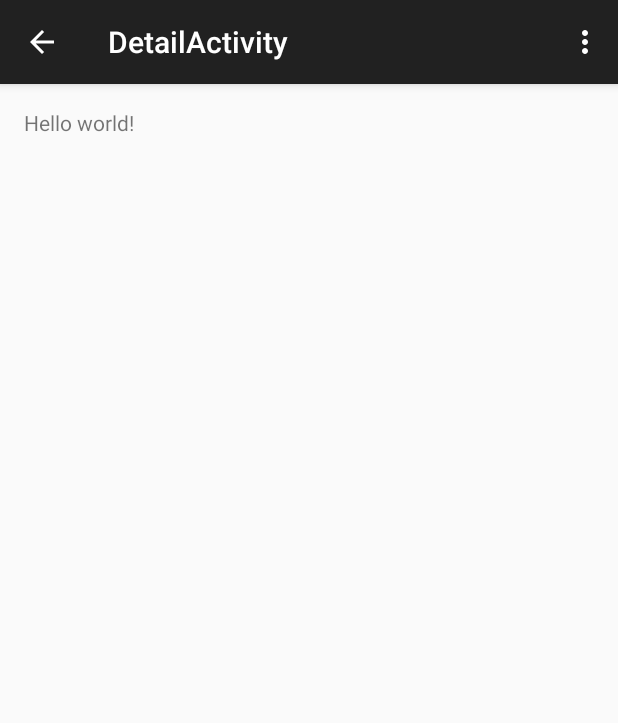
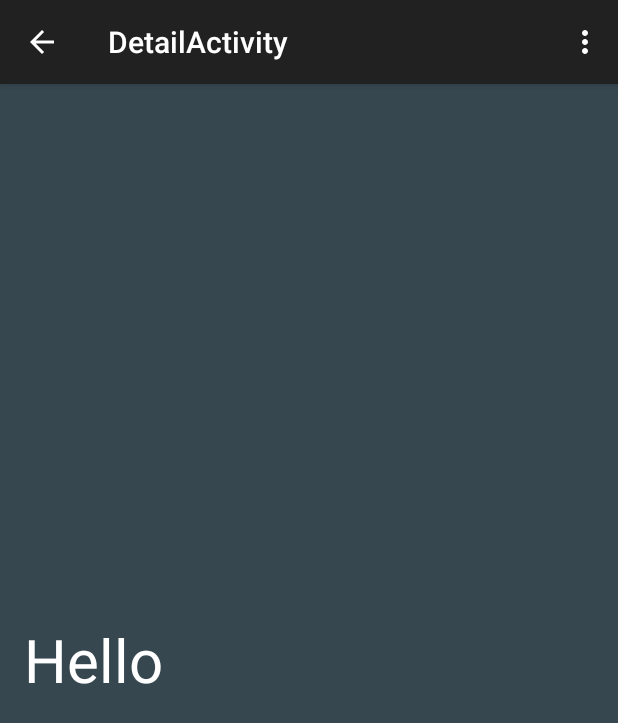
Before and after one commit to AbKDs/Popular-Movies, an Android app: the fragment DetailActivityFragment placed in its activity, on a phone screen of 412 x 824 dp. Shown: the top 723 px of the screen. Run offline under Robolectric (Android 15) with nearby library versions, the phone set to English and light mode, and no system bars; 2 statements that could not run were skipped.

Commit message:
Add LinearLayout in fragment_detail.xml
Added LinearLayout in detail fragment which will contain the
various view to show details about the movie.

```diff
--- a/app/src/main/res/layout/fragment_detail.xml
+++ b/app/src/main/res/layout/fragment_detail.xml
@@ -1,12 +1,19 @@
-<RelativeLayout xmlns:android="http://schemas.android.com/apk/res/android"
-    xmlns:tools="http://schemas.android.com/tools" android:layout_width="match_parent"
-    android:layout_height="match_parent" android:paddingLeft="@dimen/activity_horizontal_margin"
-    android:paddingRight="@dimen/activity_horizontal_margin"
-    android:paddingTop="@dimen/activity_vertical_margin"
-    android:paddingBottom="@dimen/activity_vertical_margin"
-    tools:context="com.gmail.abhishekdas1503.email.popularmovies.DetailActivityFragment">
-
-    <TextView android:text="@string/hello_world" android:layout_width="wrap_content"
-        android:layout_height="wrap_content" />
-
-</RelativeLayout>
+<?xml version="1.0" encoding="utf-8"?>
+<LinearLayout xmlns:android="http://schemas.android.com/apk/res/android"
+    android:layout_width="match_parent"
+    android:layout_height="match_parent"
+    android:padding="0dp"
+    android:orientation="vertical" >
+    <TextView
+        android:layout_width="match_parent"
+        android:layout_height="0dp"
+        android:layout_weight="1"
+        android:textSize="40sp"
+        android:gravity="center_vertical"
+        android:textColor="#FFFFFF"
+        android:background="@color/material_blue_grey_800"
+        android:paddingLeft="16dp"
+        android:text="Hello"
+        android:id="@+id/textView"
+        android:padding="16dp" />
+</LinearLayout>
```
